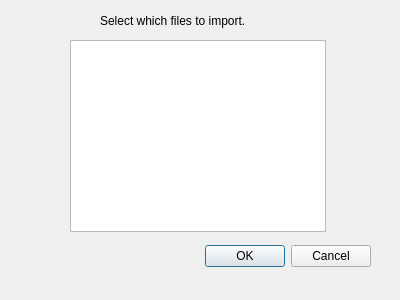
Before: the Qt Designer form src/qt_designer_file/yamlDialog.ui in rettholzapfel33/Noisey-image, drawn with Qt 5.
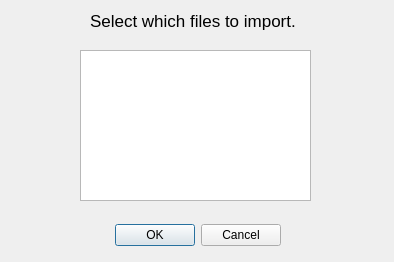
After: the same form once the commit is applied.

The edit to the form file:
```diff
--- a/src/qt_designer_file/yamlDialog.ui
+++ b/src/qt_designer_file/yamlDialog.ui
@@ -6,8 +6,8 @@
    <rect>
     <x>0</x>
     <y>0</y>
-    <width>400</width>
-    <height>300</height>
+    <width>394</width>
+    <height>262</height>
    </rect>
   </property>
   <property name="windowTitle">
@@ -16,10 +16,10 @@
   <widget class="QDialogButtonBox" name="buttonBox">
    <property name="geometry">
     <rect>
-     <x>30</x>
-     <y>240</y>
-     <width>341</width>
-     <height>32</height>
+     <x>90</x>
+     <y>220</y>
+     <width>191</width>
+     <height>31</height>
     </rect>
    </property>
    <property name="orientation">
@@ -32,22 +32,27 @@
   <widget class="QListWidget" name="listWidget">
    <property name="geometry">
     <rect>
-     <x>70</x>
-     <y>40</y>
-     <width>256</width>
-     <height>192</height>
+     <x>80</x>
+     <y>50</y>
+     <width>231</width>
+     <height>151</height>
     </rect>
    </property>
   </widget>
   <widget class="QLabel" name="label">
    <property name="geometry">
     <rect>
-     <x>100</x>
+     <x>90</x>
      <y>10</y>
-     <width>211</width>
+     <width>261</width>
      <height>21</height>
     </rect>
    </property>
+   <property name="font">
+    <font>
+     <pointsize>13</pointsize>
+    </font>
+   </property>
    <property name="text">
     <string>Select which files to import.</string>
    </property>
```
